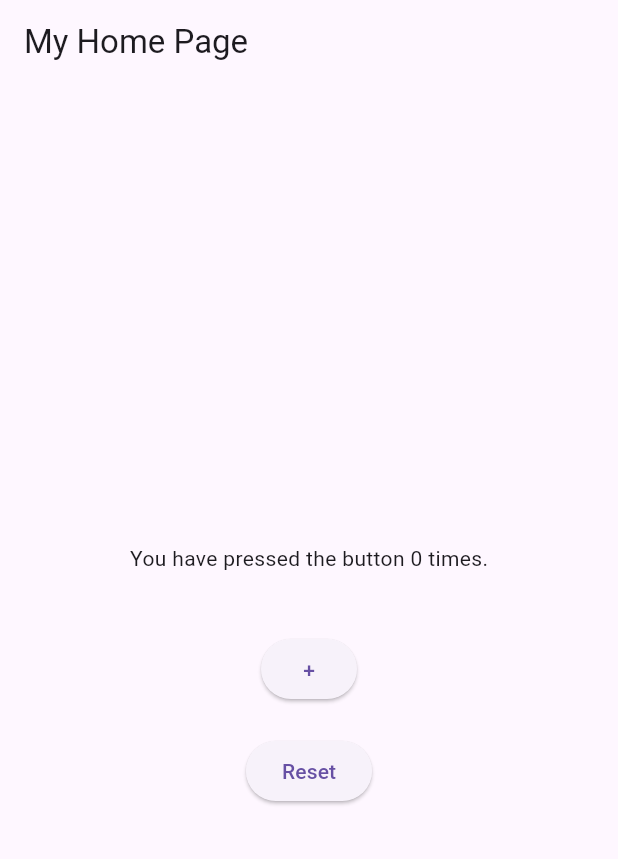
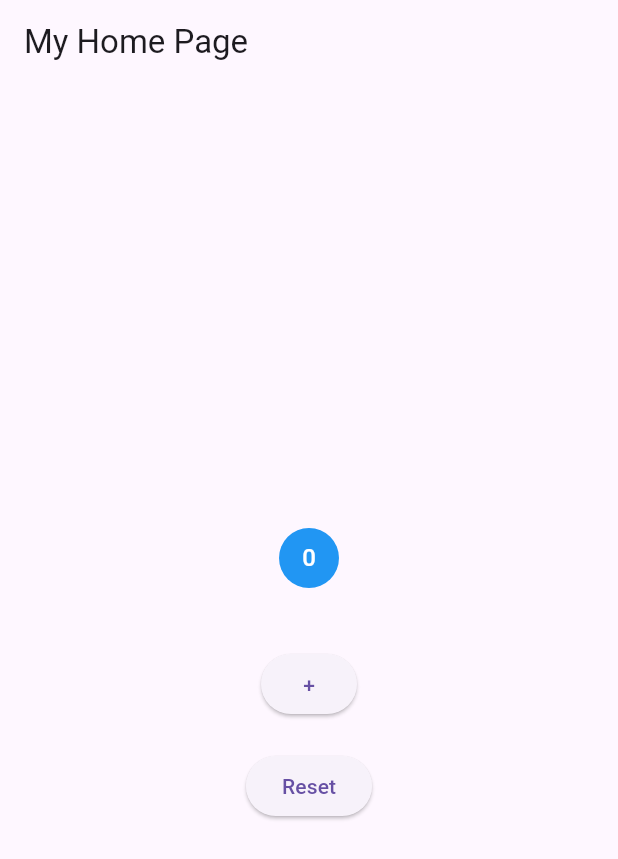
Before and after one commit to PranavSodani/Flutter-practice-, a Flutter app: the screen it shows after launch, on a phone screen of 412 x 824 dp. Shown: the top 859 px of the screen. Run offline on Flutter 3.47's test engine with Material 3 defaults, Android fonts, the phone set to English and light mode, and no system bars.

Commit message:
updated the UI of counter

```diff
--- a/flutter_application_1/lib/mainFile.dart
+++ b/flutter_application_1/lib/mainFile.dart
@@ -18,7 +18,7 @@ class _mainFileState extends State<mainFile> {
           mainAxisAlignment: MainAxisAlignment.center,
           children: [
             const Padding(padding: EdgeInsets.all(10)),
-            Text('You have pressed the button $_count times.'),
+            CircleAvatar(child: Text((_count.toString()),style: TextStyle(color: Colors.white),),backgroundColor: Colors.blue,),
             const Padding(padding: EdgeInsets.all(20)),
             ElevatedButton(
               onPressed: () {
```
